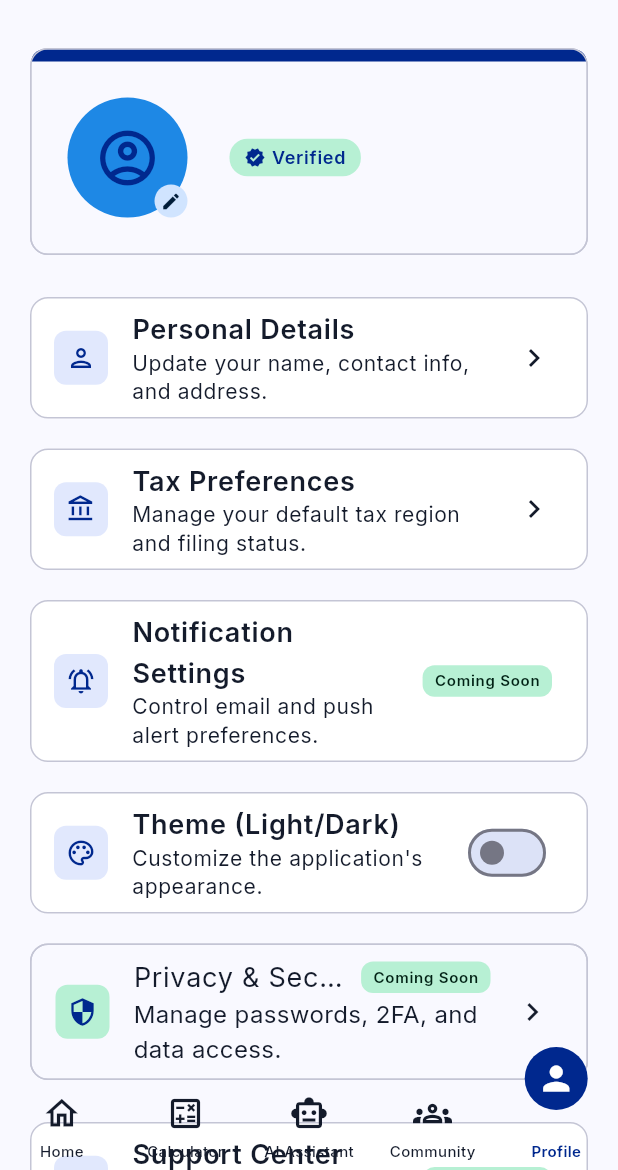
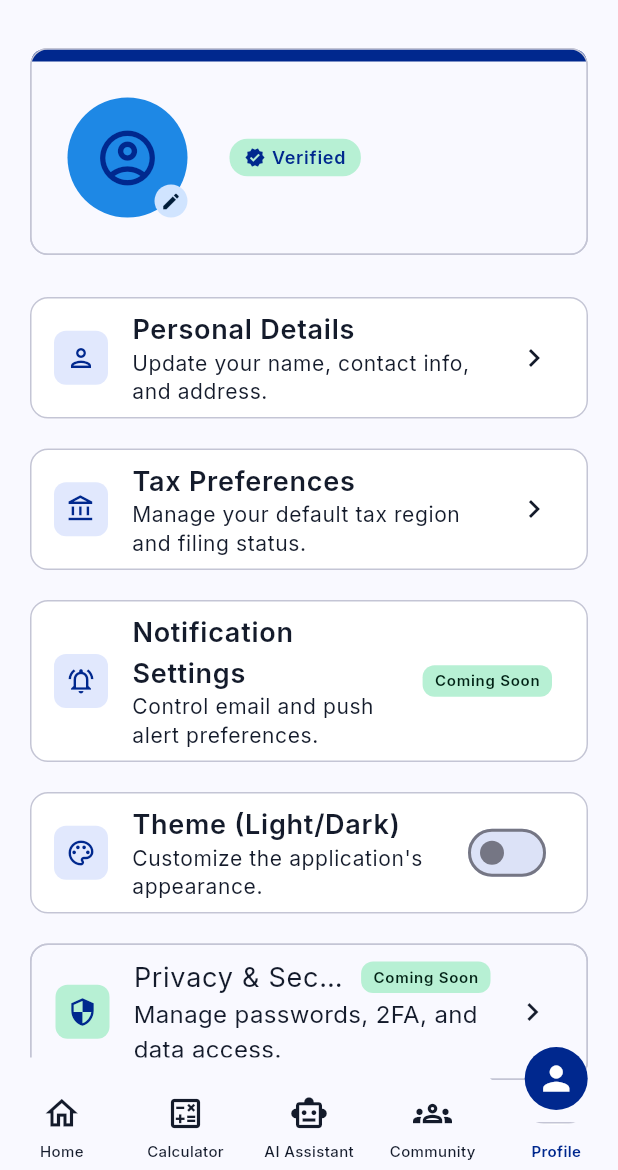
Before and after one commit to TCodesOfficial/Naijatax, a Flutter app: the screen it shows once a user with an empty profile is signed in, item 5 of the bottom bar chosen, on a phone screen of 412 x 824 dp, the part 66-1236 px from its top. Run offline on Flutter 3.47's test engine with Material 3 defaults, Android fonts, the light colour scheme and no system bars; drawn by our look-alikes of curved_navigation_bar; our stand-ins replace dio, file_picker, fl_chart, flutter_animate, flutter_markdown, flutter_riverpod and 10 more; missing offline and left inert: cached_network_image_ce; accounts and stored records are empty; network calls fail.

Commit message:
Fix the transparency of the bottom nav

```diff
--- a/client/lib/widgets/adaptive_scaffold.dart
+++ b/client/lib/widgets/adaptive_scaffold.dart
@@ -47,8 +47,8 @@ class AdaptiveScaffold extends ConsumerWidget {
 
     return Scaffold(
       // Let the active tab's content extend behind the bottom nav so the
-      // transparent bar shows the screen through it (Flutter docs: this is
-      // the flag for non-rectangular/curved bars).
+      // curved cut-out regions above the strip show the screen through them
+      // (Flutter docs: this is the flag for non-rectangular/curved bars).
       extendBody: true,
       body: Row(
         children: [
@@ -389,9 +389,10 @@ class AdaptiveScaffold extends ConsumerWidget {
     final inactiveColor = theme.colorScheme.onSurfaceVariant;
     const labels = ['Home', 'Calculator', 'AI Assistant', 'Community', 'Profile'];
 
-    // The bar itself is fully transparent (no strip background); the active
-    // tab's raised circle is the only filled element. Labels live in a static
-    // overlay layer so they never float with the icons.
+    // The strip is painted with the theme's surface color (follows light/dark
+    // mode); only the cut-out regions above the curve stay transparent so the
+    // screen shows through them. Labels live in a static overlay layer so they
+    // never float with the icons.
     return Stack(
       clipBehavior: Clip.none, // raised active circle overflows above the bar
       children: [
@@ -404,7 +405,7 @@ class AdaptiveScaffold extends ConsumerWidget {
             );
           },
           height: 75,
-          color: Colors.transparent,
+          color: theme.colorScheme.surface,
           buttonBackgroundColor: theme.colorScheme.primary,
           backgroundColor: Colors.transparent,
           animationDuration: const Duration(milliseconds: 350),
```
